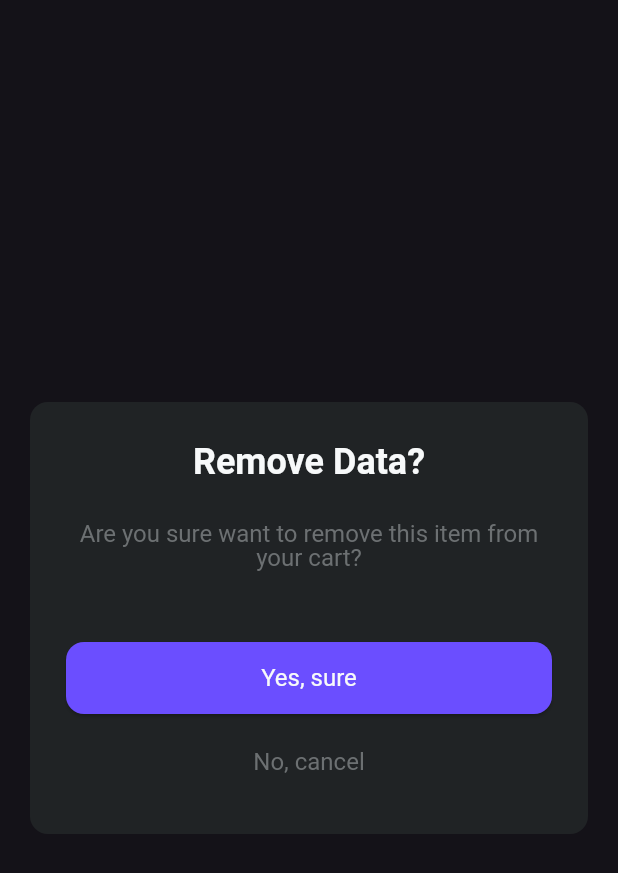
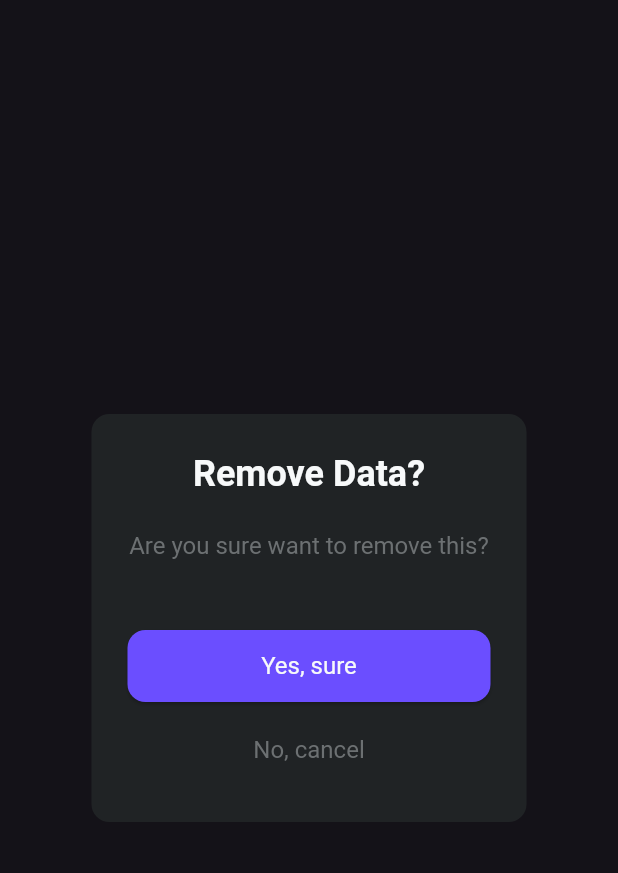
Before and after one commit to ghonijee/app-ui, a Flutter app: the AlertDeleteItemUI widget shown alone on an empty page, opened directly with empty values, on a phone screen of 412 x 824 dp. Shown: the top 873 px of the screen. Run offline on Flutter 3.47's test engine with Material 2 defaults, Android fonts, the phone set to English and light mode, and no system bars; our stand-ins replace carousel_slider, flutter_multi_formatter; Roboto replaces fonts that are missing (Inter-Bold, Inter-Regular).

```diff
--- a/lib/molecules/alert_delete_item.dart
+++ b/lib/molecules/alert_delete_item.dart
@@ -1,8 +1,5 @@
 import 'package:app_ui/app_ui.dart';
 import 'package:flutter/material.dart';
-
-import '../atom/free_space_ui.dart';
-import '../atom/text_ui.dart';
 
 class AlertDeleteItemUI extends StatelessWidget {
   const AlertDeleteItemUI({super.key, required this.onConfirm, required this.onCancel});
@@ -14,13 +11,13 @@ class AlertDeleteItemUI extends StatelessWidget {
   Widget build(BuildContext context) {
     return AlertDialog(
       backgroundColor: context.colors.ink.darker,
-      contentPadding: EdgeInsets.all(24),
-      actionsPadding: EdgeInsets.all(24),
-      insetPadding: EdgeInsets.all(20),
+      contentPadding: const EdgeInsets.all(24),
+      actionsPadding: const EdgeInsets.all(24),
+      insetPadding: const EdgeInsets.all(20),
       alignment: Alignment.center,
       actionsOverflowButtonSpacing: 8,
       shape: RoundedRectangleBorder(borderRadius: BorderRadius.circular(12)),
-      title: TextUI.titleRegular(
+      title: const TextUI.titleRegular(
         "Remove Data?",
         textAlign: TextAlign.center,
       ),
@@ -28,7 +25,7 @@ class AlertDeleteItemUI extends StatelessWidget {
         ElevatedButton(
           onPressed: onConfirm,
           style: ElevatedButton.styleFrom(
-            minimumSize: Size.fromHeight(48),
+            minimumSize: const Size.fromHeight(48),
             backgroundColor: context.colors.primary.base,
             shape: RoundedRectangleBorder(
               borderRadius: BorderRadius.circular(12),
@@ -39,7 +36,7 @@ class AlertDeleteItemUI extends StatelessWidget {
         ElevatedButton(
           onPressed: onCancel,
           style: ElevatedButton.styleFrom(
-            minimumSize: Size.fromHeight(48),
+            minimumSize: const Size.fromHeight(48),
             foregroundColor: Colors.transparent,
             elevation: 0,
             backgroundColor: context.colors.ink.darker,
@@ -54,7 +51,7 @@ class AlertDeleteItemUI extends StatelessWidget {
         ),
       ],
       content: TextUI.regularNoneRegular(
-        "Are you sure want to remove this item from your cart?",
+        "Are you sure want to remove this?",
         color: context.colors.ink.light,
         textAlign: TextAlign.center,
       ),
```
